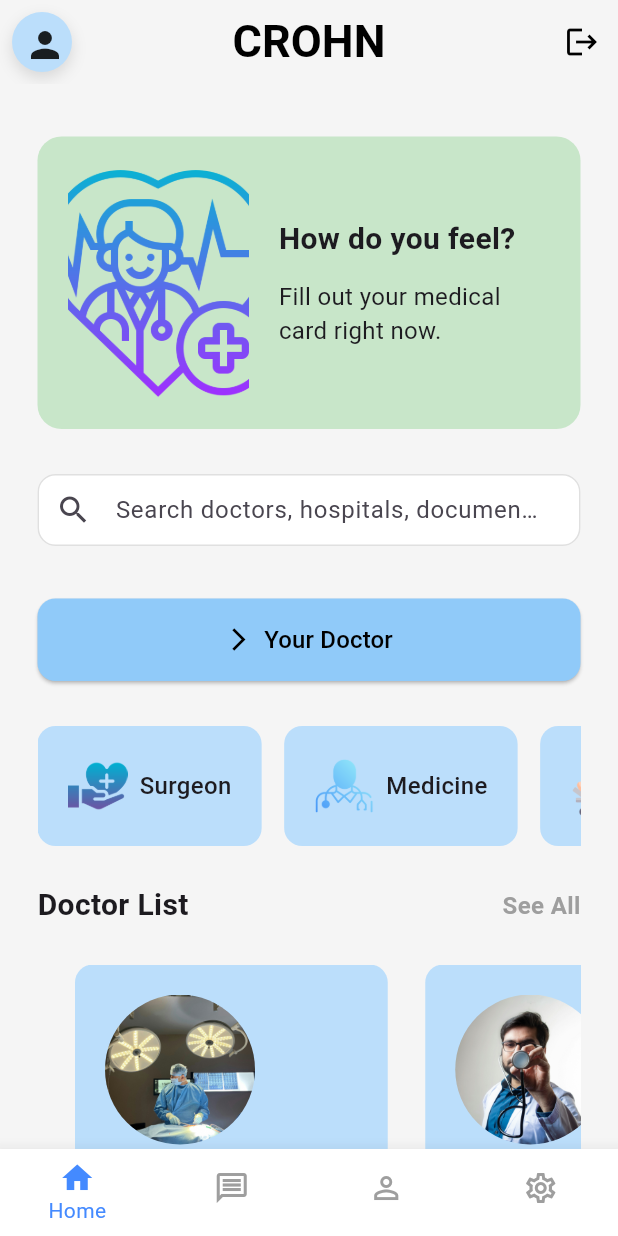
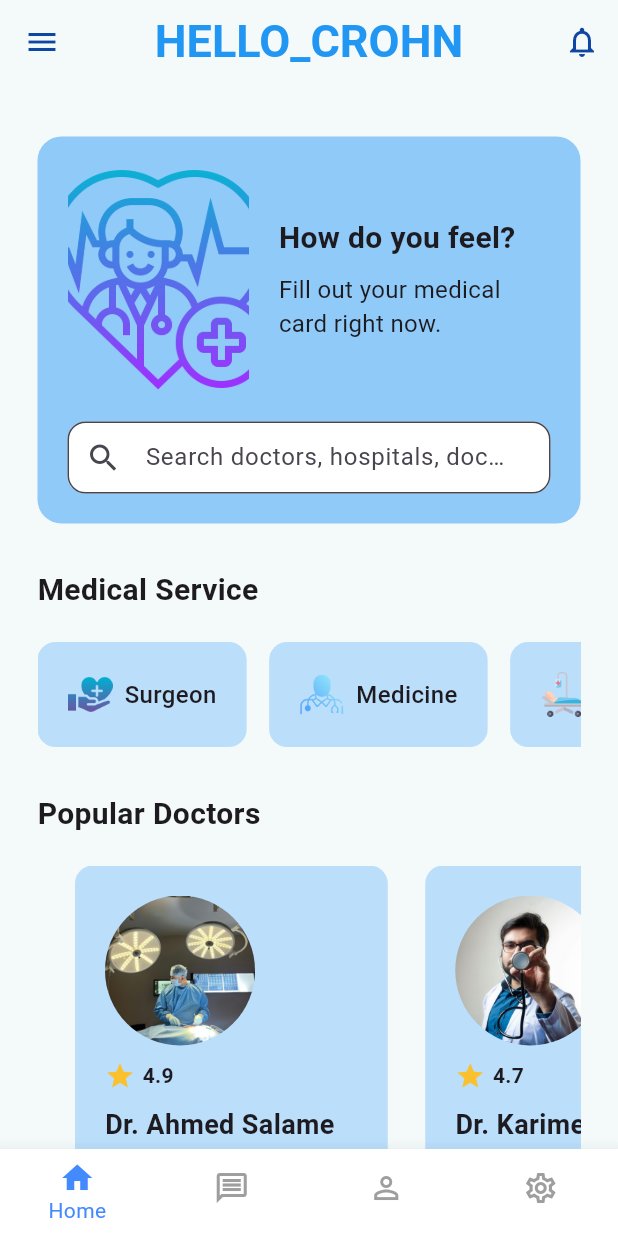
Before and after one commit to wejdene68/project_carihaisjdo, a Flutter app: the MainPage screen opened by its route, on a phone screen of 412 x 824 dp. Run offline on Flutter 3.47's test engine with Material 3 defaults, Android fonts, the phone set to English and light mode, and no system bars; our stand-ins replace cloud_firestore, firebase_auth, firebase_core, shared_preferences; accounts and stored records are empty.

Commit message:
fixed the errors

```diff
--- a/lib/main.dart
+++ b/lib/main.dart
@@ -1,3 +1,4 @@
+// lib/main.dart
 import 'package:crohn/firebase_options.dart';
 import 'package:crohn/screens/auth/login_screen.dart';
 import 'package:crohn/screens/auth/signup_page.dart';
@@ -57,9 +58,12 @@
 
   void initSP() async {
     UserModel? loadedUser = await Sp().getUserData();
-    setState(() {
-      usermodel = loadedUser;
-    });
+
+    if (loadedUser != null) {
+      setState(() {
+        usermodel = loadedUser;
+      });
+    }
   }
 
   Widget _buildScreen() {
@@ -110,7 +114,7 @@
           BottomNavigationBarItem(
             icon: Icon(Icons.message_outlined),
             activeIcon: Icon(Icons.message),
-            label: 'Chatia',
+            label: 'Messages',
           ),
           BottomNavigationBarItem(
             icon: Icon(Icons.person_outline),
--- a/lib/screens/navigations/account.dart
+++ b/lib/screens/navigations/account.dart
@@ -1,3 +1,4 @@
+// lib/screens/navigations/account.dart
 import 'package:flutter/material.dart';
 import 'usermodel.dart';
 
--- a/lib/screens/navigations/homescreen.dart
+++ b/lib/screens/navigations/homescreen.dart
@@ -2,7 +2,6 @@
 import 'package:flutter/material.dart';
 import 'doctor_card.dart';
 import 'category_card.dart';
-import 'new_page.dart';
 import 'package:crohn/screens/startup/welcome_screen.dart';
 
 class HomeScreen extends StatefulWidget {
@@ -45,13 +44,6 @@
     super.dispose();
   }
 
-  void navigateToNewPage() {
-    Navigator.push(
-      context,
-      MaterialPageRoute(builder: (context) => const NewPage()),
-    );
-  }
-
   void logout() {
     Navigator.pushReplacement(
       context,
@@ -60,19 +52,16 @@
   }
 
   void _filterSearch(String query) {
-    _searchTimer?.cancel(); // Cancel previous timer
+    _searchTimer?.cancel();
     if (query.isEmpty) {
       setState(() => filteredItems.clear());
       return;
     }
-
     setState(() {
       filteredItems = searchItems
           .where((item) => item.toLowerCase().contains(query.toLowerCase()))
           .toList();
     });
-
-    // Start timer to clear results after delay
     _searchTimer = Timer(const Duration(seconds: 2), () {
       setState(() => filteredItems.clear());
     });
@@ -82,7 +71,7 @@
   Widget build(BuildContext context) {
     return Scaffold(
       key: _scaffoldKey,
-      backgroundColor: Colors.grey[100],
+      backgroundColor: const Color(0xFFF4F9F9),
       drawer: Drawer(
         child: Column(
           children: [
@@ -90,9 +79,9 @@
               decoration: BoxDecoration(color: Colors.blue[300]),
               accountName: Text(widget.userName),
               accountEmail: const Text('example@email.com'),
-              currentAccountPicture: CircleAvatar(
+              currentAccountPicture: const CircleAvatar(
                 backgroundColor: Colors.white,
-                child: Icon(Icons.person, size: 60, color: Colors.blue[700]),
+                child: Icon(Icons.person, size: 60, color: Colors.blue),
               ),
             ),
             ListTile(
@@ -115,38 +104,22 @@
         elevation: 0,
         automaticallyImplyLeading: false,
         title: const Text(
-          'CROHN',
+          'HELLO_CROHN',
           style: TextStyle(
-            color: Colors.black,
+            color: Colors.blue,
             fontSize: 30,
             fontWeight: FontWeight.bold,
           ),
         ),
         centerTitle: true,
         leading: IconButton(
-          icon: Container(
-            padding: const EdgeInsets.all(8),
-            decoration: BoxDecoration(
-              color: Colors.blue.shade100,
-              shape: BoxShape.circle,
-              boxShadow: const [
-                BoxShadow(
-                  color: Colors.black12,
-                  blurRadius: 8,
-                  offset: Offset(0, 4),
-                ),
-              ],
-            ),
-            child: const Icon(Icons.person, color: Colors.black87, size: 28),
-          ),
-          onPressed: () {
-            _scaffoldKey.currentState?.openDrawer();
-          },
+          icon: Icon(Icons.menu, color: Colors.blue[900]),
+          onPressed: () => _scaffoldKey.currentState?.openDrawer(),
         ),
         actions: [
           IconButton(
-            icon: const Icon(Icons.logout, color: Colors.black),
-            onPressed: logout,
+            icon: Icon(Icons.notifications_none, color: Colors.blue[900]),
+            onPressed: () => _scaffoldKey.currentState?.openDrawer(),
           ),
         ],
       ),
@@ -160,17 +133,18 @@
               Container(
                 padding: const EdgeInsets.all(20),
                 decoration: BoxDecoration(
-                  color: Colors.green[100],
+                  color: Colors.blue[200],
                   borderRadius: BorderRadius.circular(16),
                 ),
-                child: Row(
+                child: Column(
+                  children: [
+                    Row(
                       children: [
                         Expanded(
                           flex: 2,
                           child: Image.asset(
                             'assets/img/1erp.png',
-                        height: 155,
-                        width: 80,
+                            height: 150,
                             fit: BoxFit.cover,
                           ),
                         ),
@@ -187,7 +161,7 @@
                                   fontWeight: FontWeight.bold,
                                 ),
                               ),
-                          SizedBox(height: 12),
+                              SizedBox(height: 8),
                               Text(
                                 'Fill out your medical card right now.',
                                 style: TextStyle(fontSize: 16),
@@ -197,8 +171,7 @@
                         ),
                       ],
                     ),
-              ),
-              const SizedBox(height: 30),
+                    const SizedBox(height: 20),
                     TextField(
                       controller: _searchController,
                       decoration: InputDecoration(
@@ -206,102 +179,54 @@
                         prefixIcon: const Icon(Icons.search),
                         filled: true,
                         fillColor: Colors.white,
-                  contentPadding:
-                      const EdgeInsets.symmetric(vertical: 0, horizontal: 20),
-                  enabledBorder: OutlineInputBorder(
+                        contentPadding: const EdgeInsets.symmetric(
+                            vertical: 0, horizontal: 20),
+                        border: OutlineInputBorder(
                           borderRadius: BorderRadius.circular(12),
                           borderSide: BorderSide(color: Colors.grey.shade300),
                         ),
-                  focusedBorder: OutlineInputBorder(
-                    borderRadius: BorderRadius.circular(12),
-                    borderSide: BorderSide(color: Colors.green.shade300),
+                      ),
+                    ),
+                    if (filteredItems.isNotEmpty)
+                      Container(
+                        padding: const EdgeInsets.all(10),
+                        child: ListView.builder(
+                          shrinkWrap: true,
+                          itemCount: filteredItems.length,
+                          itemBuilder: (context, index) => ListTile(
+                            leading: const Icon(Icons.search),
+                            title: Text(filteredItems[index]),
                           ),
                         ),
                       ),
-              const SizedBox(height: 10),
-              if (filteredItems.isNotEmpty)
-                Container(
-                  padding: const EdgeInsets.all(10),
-                  decoration: BoxDecoration(
-                    color: Colors.white,
-                    borderRadius: BorderRadius.circular(12),
-                  ),
-                  child: ListView.builder(
-                    shrinkWrap: true,
-                    physics: const NeverScrollableScrollPhysics(),
-                    itemCount: filteredItems.length,
-                    itemBuilder: (context, index) {
-                      return ListTile(
-                        title: Text(filteredItems[index]),
-                        leading: const Icon(Icons.search),
-                      );
-                    },
-                  ),
-                ),
-              const SizedBox(height: 25),
-              SizedBox(
-                width: double.infinity,
-                child: ElevatedButton.icon(
-                  style: ElevatedButton.styleFrom(
-                    backgroundColor: Colors.blue[200],
-                    padding: const EdgeInsets.symmetric(vertical: 16),
-                    shape: RoundedRectangleBorder(
-                      borderRadius: BorderRadius.circular(12),
-                    ),
-                  ),
-                  onPressed: navigateToNewPage,
-                  icon:
-                      const Icon(Icons.arrow_forward_ios, color: Colors.black),
-                  label: const Text(
-                    'Your Doctor',
-                    style: TextStyle(color: Colors.black, fontSize: 16),
-                  ),
+                  ],
                 ),
               ),
               const SizedBox(height: 30),
+              const Text('Medical Service',
+                  style: TextStyle(fontSize: 20, fontWeight: FontWeight.bold)),
+              const SizedBox(height: 20),
               SizedBox(
-                height: 80,
+                height: 70,
                 child: ListView(
                   scrollDirection: Axis.horizontal,
                   children: const [
                     CategoryCard(
-                      imagePath: 'assets/img/surgeon.png',
-                      title: 'Surgeon',
-                    ),
+                        imagePath: 'assets/img/surgeon.png', title: 'Surgeon'),
                     CategoryCard(
                         imagePath: 'assets/img/medicine.png',
-                      title: 'Medicine',
-                    ),
+                        title: 'Medicine'),
                     CategoryCard(
-                      imagePath: 'assets/img/i3.png',
-                      title: 'Pharmacy',
-                    ),
+                        imagePath: 'assets/img/i3.png', title: 'Pharmacy'),
                     CategoryCard(
-                      imagePath: 'assets/img/i33.png',
-                      title: 'Nursing',
-                    ),
+                        imagePath: 'assets/img/i33.png', title: 'Nursing'),
                   ],
                 ),
               ),
-              const SizedBox(height: 25),
-              Row(
-                mainAxisAlignment: MainAxisAlignment.spaceBetween,
-                children: [
-                  const Text(
-                    'Doctor List',
-                    style: TextStyle(fontWeight: FontWeight.bold, fontSize: 20),
-                  ),
-                  Text(
-                    'See All',
-                    style: TextStyle(
-                      fontSize: 16,
-                      fontWeight: FontWeight.bold,
-                      color: Colors.grey[500],
-                    ),
-                  ),
-                ],
-              ),
-              const SizedBox(height: 25),
+              const SizedBox(height: 30),
+              const Text('Popular Doctors',
+                  style: TextStyle(fontSize: 20, fontWeight: FontWeight.bold)),
+              const SizedBox(height: 20),
               SizedBox(
                 height: 260,
                 child: ListView(
@@ -338,6 +263,7 @@
           ),
         ),
       ),
+      floatingActionButtonLocation: FloatingActionButtonLocation.centerDocked,
     );
   }
 }
--- a/lib/screens/startup/welcome_screen.dart
+++ b/lib/screens/startup/welcome_screen.dart
@@ -11,7 +11,7 @@
   @override
   Widget build(BuildContext context) {
     return Scaffold(
-      backgroundColor: Colors.blue,
+      backgroundColor: Colors.blue[400],
       body: SafeArea(
         child: Center(
           child: Column(
@@ -36,7 +36,7 @@
                 ),
               ),
               const SizedBox(
-                height: 150,
+                height: 40,
               ),
               const Text(
                 "Find your doctor and make an appointment with one tap ",
@@ -56,7 +56,7 @@
                         style: TextStyle(
                             fontSize: 22,
                             fontWeight: FontWeight.bold,
-                            color: Colors.blue.shade900),
+                            color: Colors.blue[500]),
                       )))
             ],
           ),
```
Also changed, not shown: lib/screens/navigations/message.dart (+6 -5 lines), lib/screens/navigations/new_page.dart (deleted, +0 -35 lines), lib/screens/navigations/profile_page.dart (+75 -31 lines). Lines whose indentation alone changed are shown as unchanged.
